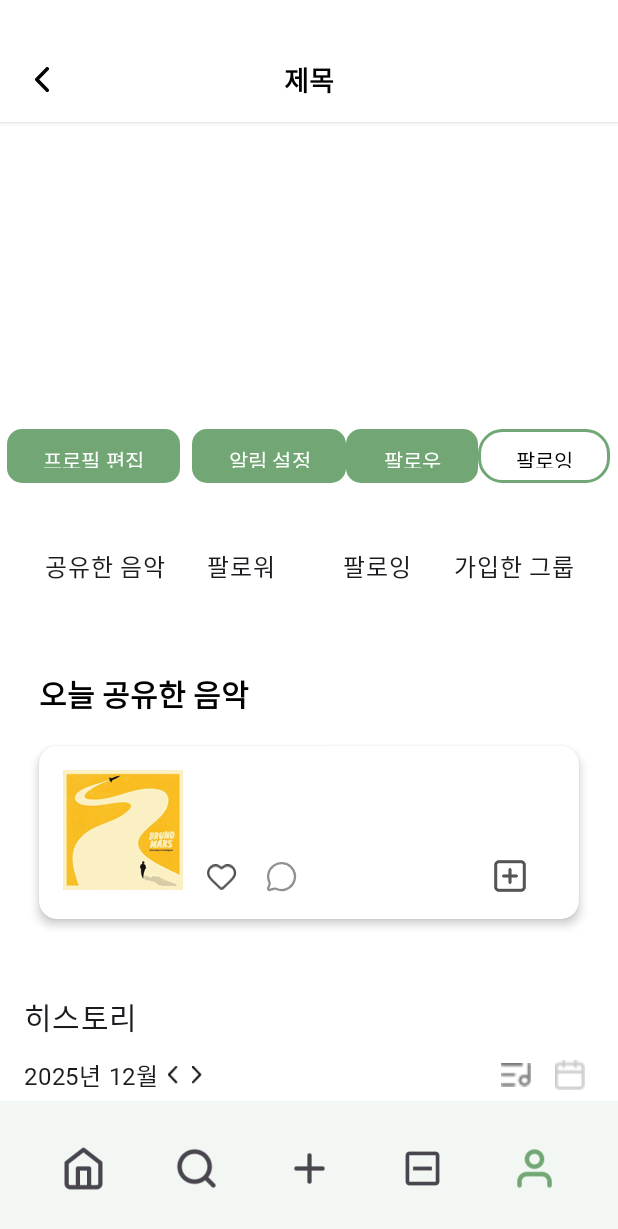
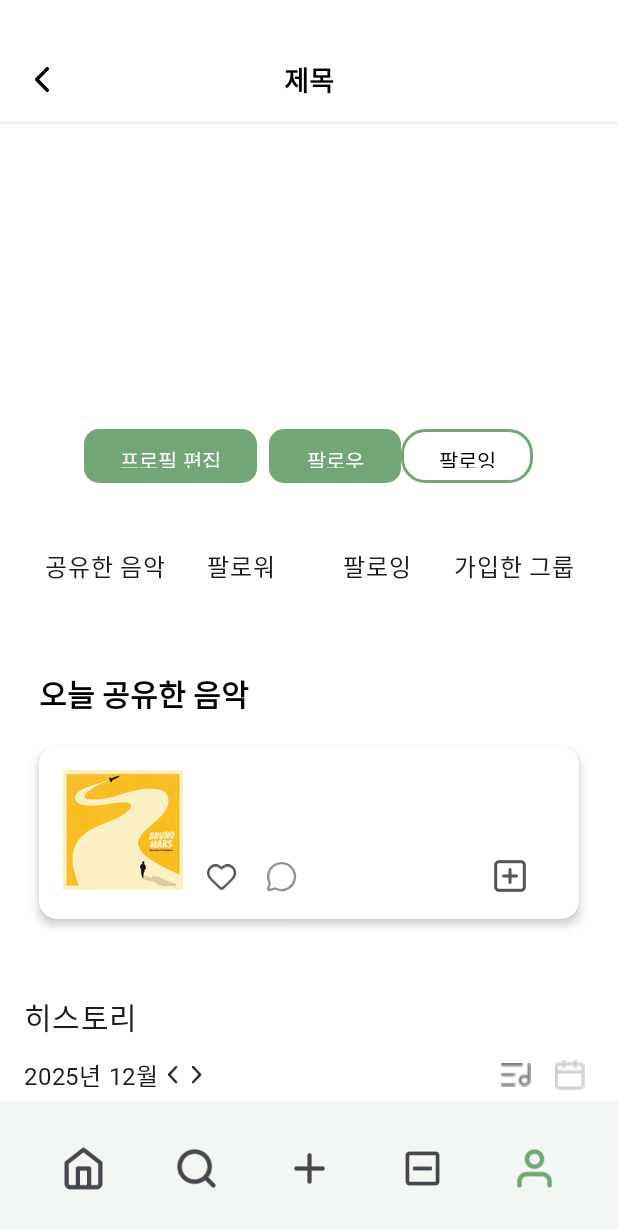
Before and after one commit to MuAring/frontend, an Android app: the MemberProfileReadFragment screen opened through its navigation route, on a phone screen of 412 x 824 dp. Shown: the top 1229 px of the screen. Run offline under Robolectric (Android 15) with nearby library versions, the phone set to English and light mode, and no system bars; our stand-ins replace Dagger/Hilt's generated code, navigation-ui; pictures from the network do not load; 9 statements that could not run were skipped.

Commit message:
chore: 알림 설정 주석 처리

```diff
--- a/feature/src/main/java/org/maru/muaring/feature/member/ui/MemberProfileReadFragment.java
+++ b/feature/src/main/java/org/maru/muaring/feature/member/ui/MemberProfileReadFragment.java
@@ -53,7 +53,7 @@ public class MemberProfileReadFragment extends Fragment {
 
     // 버튼들
     private Button btnEditProfile;
-    private Button btnAlarm;
+//    private Button btnAlarm;
     private Button btnFollow;
     private Button btnFollowed;
 
@@ -149,7 +149,7 @@ public class MemberProfileReadFragment extends Fragment {
         toolbarTitle = toolBar.findViewById(R.id.toolbar_title);
         profileImage = v.findViewById(R.id.image_profile);
         profileName = v.findViewById(R.id.text_profile_name);
-        btnAlarm = v.findViewById(R.id.btn_alarm);
+//        btnAlarm = v.findViewById(R.id.btn_alarm);
         btnFollow = v.findViewById(R.id.btn_follow);
         btnFollowed = v.findViewById(R.id.btn_followed);
         historySection = v.findViewById(R.id.include_history);
@@ -275,17 +275,17 @@ public class MemberProfileReadFragment extends Fragment {
 
         if (isMe) {
             btnEditProfile.setVisibility(View.VISIBLE);
-            btnAlarm.setVisibility(View.VISIBLE);
+//            btnAlarm.setVisibility(View.VISIBLE);
             btnFollowed.setVisibility(View.GONE);
             btnFollow.setVisibility(View.GONE);
         } else if (response.isFollowing()) {
             btnEditProfile.setVisibility(View.GONE);
-            btnAlarm.setVisibility(View.GONE);
+//            btnAlarm.setVisibility(View.GONE);
             btnFollowed.setVisibility(View.VISIBLE);
             btnFollow.setVisibility(View.GONE);
         } else {
             btnEditProfile.setVisibility(View.GONE);
-            btnAlarm.setVisibility(View.GONE);
+//            btnAlarm.setVisibility(View.GONE);
             btnFollowed.setVisibility(View.GONE);
             btnFollow.setVisibility(View.VISIBLE);
         }
--- a/feature/src/main/res/layout/fragment_member_profile_read.xml
+++ b/feature/src/main/res/layout/fragment_member_profile_read.xml
@@ -57,13 +57,13 @@
                 android:textColor="@color/white"
                 android:background="@drawable/bg_button_group_join"/>
 
-            <Button
-                android:id="@+id/btn_alarm"
-                android:layout_width="wrap_content"
-                android:layout_height="36dp"
-                android:text="알림 설정"
-                android:textColor="@color/white"
-                android:background="@drawable/bg_button_group_join"/>
+<!--            <Button-->
+<!--                android:id="@+id/btn_alarm"-->
+<!--                android:layout_width="wrap_content"-->
+<!--                android:layout_height="36dp"-->
+<!--                android:text="알림 설정"-->
+<!--                android:textColor="@color/white"-->
+<!--                android:background="@drawable/bg_button_group_join"/>-->
 
             <Button
                 android:id="@+id/btn_follow"
```
